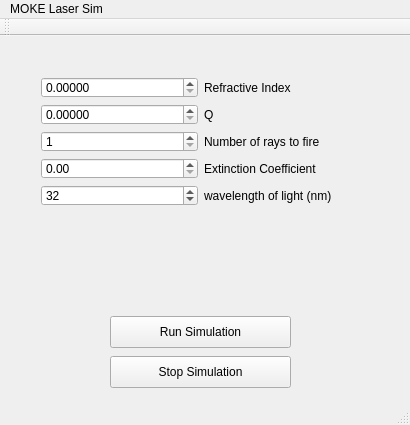
The window that mokelasersim.ui (Billlynch/COMP30040) describes before a commit, drawn with Qt 5.
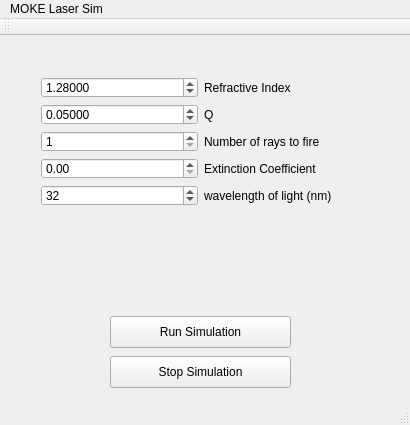
The same window after the commit.

What changed in the file:
```diff
--- a/mokelasersim.ui
+++ b/mokelasersim.ui
@@ -63,6 +63,9 @@
        <property name="decimals">
         <number>5</number>
        </property>
+       <property name="value">
+        <double>0.050000000000000</double>
+       </property>
       </widget>
      </item>
      <item row="0" column="0">
@@ -70,6 +73,9 @@
        <property name="decimals">
         <number>5</number>
        </property>
+       <property name="value">
+        <double>1.280000000000000</double>
+       </property>
       </widget>
      </item>
      <item row="2" column="1">
```
